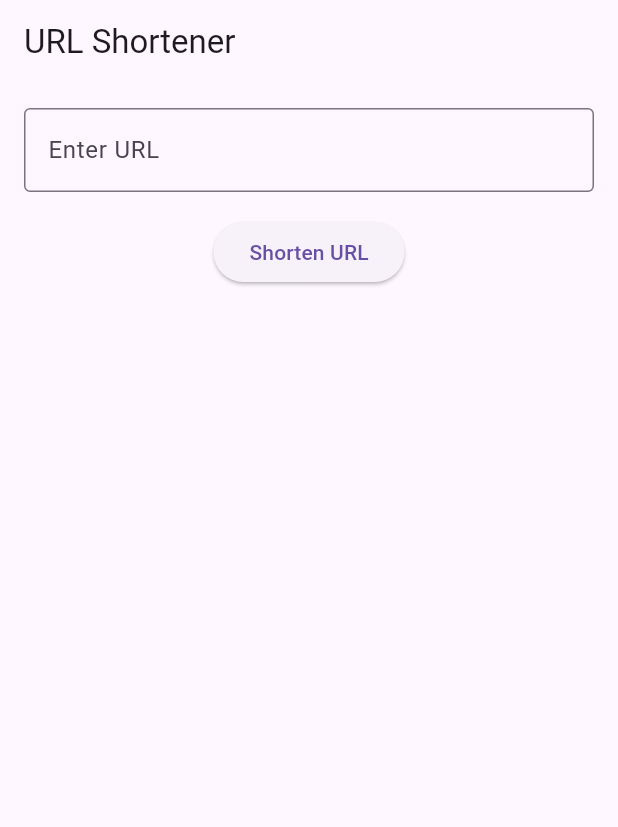
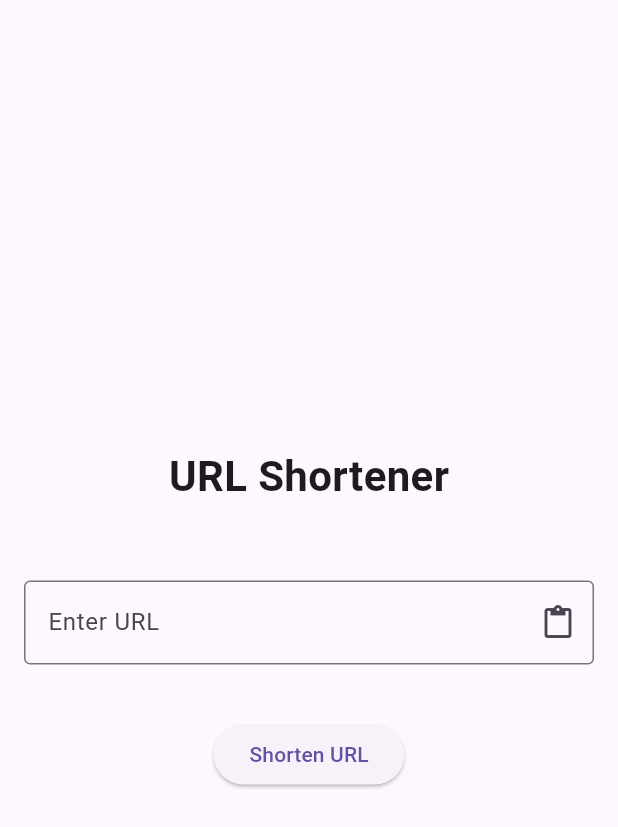
Before and after one commit to shiwani08/URL-Shortner-Mobile, a Flutter app: the screen it shows after launch, after a tap on "Shorten URL", on a phone screen of 412 x 824 dp. Shown: the top 827 px of the screen. Run offline on Flutter 3.47's test engine with Material 3 defaults, Android fonts, the light colour scheme and no system bars.

Commit message:
Basic design done

```diff
--- a/lib/main.dart
+++ b/lib/main.dart
@@ -2,12 +2,21 @@ import 'package:flutter/material.dart';
 import 'package:url_shortener_mobile/screens/form.dart';
 
 void main() {
-  runApp(MaterialApp(
+  runApp(const MyApp());
+}
+
+class MyApp extends StatelessWidget {
+  const MyApp({super.key});
+
+  @override
+  Widget build(BuildContext context) {
+    return MaterialApp(
       title: 'URL Shortener',
       theme: ThemeData(
         primarySwatch: Colors.blue,
       ),
       home: FormScreen(),
       debugShowCheckedModeBanner: false,
-  ));
+    );
   }
+}
--- a/lib/screens/form.dart
+++ b/lib/screens/form.dart
@@ -8,29 +8,84 @@ class FormScreen extends StatefulWidget {
 
 class _FormScreenState extends State<FormScreen> {
   final TextEditingController _urlController = TextEditingController();
+  String? _shortenedUrl;
 
   @override
   Widget build(BuildContext context) {
     return Scaffold(
-      appBar: AppBar(
-        title: Text('URL Shortener'),
-      ),
       body: Padding(
         padding: const EdgeInsets.all(16.0),
         child: Column(
+          mainAxisAlignment: MainAxisAlignment.center,
           children: [
+            Align(
+              alignment: Alignment.topCenter,
+              child: Padding(
+                padding: const EdgeInsets.only(bottom: 50.0),
+                child: Text(
+                  'URL Shortener',
+                  style: TextStyle(
+                    fontSize: 28,
+                    fontWeight: FontWeight.bold,
+                  ),
+                ),
+              ),
+            ),
             TextField(
               controller: _urlController,
+              enableInteractiveSelection: true, // ✅ Enables copy/paste menu
+              toolbarOptions: const ToolbarOptions(
+                copy: true,
+                paste: true,
+                selectAll: true,
+                cut: true,
+              ),
               decoration: InputDecoration(
                 labelText: 'Enter URL',
                 border: OutlineInputBorder(),
+                suffixIcon: IconButton(
+                  icon: Icon(Icons.paste),
+                  onPressed: () async {
+                    ClipboardData? data =
+                        await Clipboard.getData(Clipboard.kTextPlain);
+                    if (data != null) {
+                      _urlController.text = data.text ?? '';
+                    }
+                  },
+                ),
               ),
             ),
             SizedBox(height: 16.0),
-            ElevatedButton(
-              onPressed: _shortenUrl,
-              child: Text('Shorten URL'),
-            ),
+            if (_shortenedUrl != null) ...[
+              Text(
+                'Short URL: $_shortenedUrl',
+                style: TextStyle(fontSize: 16, fontWeight: FontWeight.w500),
+              ),
+              SizedBox(height: 8.0),
+              SizedBox(
+                height: 35,
+                child: ElevatedButton(
+                  onPressed: () {
+                    Clipboard.setData(ClipboardData(text: _shortenedUrl!));
+                    ScaffoldMessenger.of(context).showSnackBar(
+                      SnackBar(content: Text('Copied to clipboard')),
+                    );
+                  },
+                  child: Text('Copy'),
+                  style: ElevatedButton.styleFrom(
+                    padding: EdgeInsets.symmetric(horizontal: 16),
+                  ),
+                ),
+              ),
+            ],
+            SizedBox(height: 20.0),
+
+            // Show "Shorten URL" button ONLY if no short URL exists yet
+            if (_shortenedUrl == null)
+              ElevatedButton(
+                onPressed: _shortenUrl,
+                child: Text('Shorten URL'),
+              ),
           ],
         ),
       ),
@@ -43,10 +98,9 @@ class _FormScreenState extends State<FormScreen> {
 
     try {
       final shortenedUrl = await shortenUrl(url);
-      Clipboard.setData(ClipboardData(text: shortenedUrl));
-      ScaffoldMessenger.of(context).showSnackBar(
-        SnackBar(content: Text('Shortened URL copied to clipboard')),
-      );
+      setState(() {
+        _shortenedUrl = shortenedUrl;
+      });
     } catch (e) {
       ScaffoldMessenger.of(context).showSnackBar(
         SnackBar(content: Text('Error shortening URL')),
@@ -55,7 +109,7 @@ class _FormScreenState extends State<FormScreen> {
   }
 
   Future<String> shortenUrl(String url) async {
-    // Call your URL shortening API here
+    // Replace with your API logic
     return 'https://short.url/${url.hashCode}';
   }
 }
```
Lines whose indentation alone changed are shown as unchanged.
